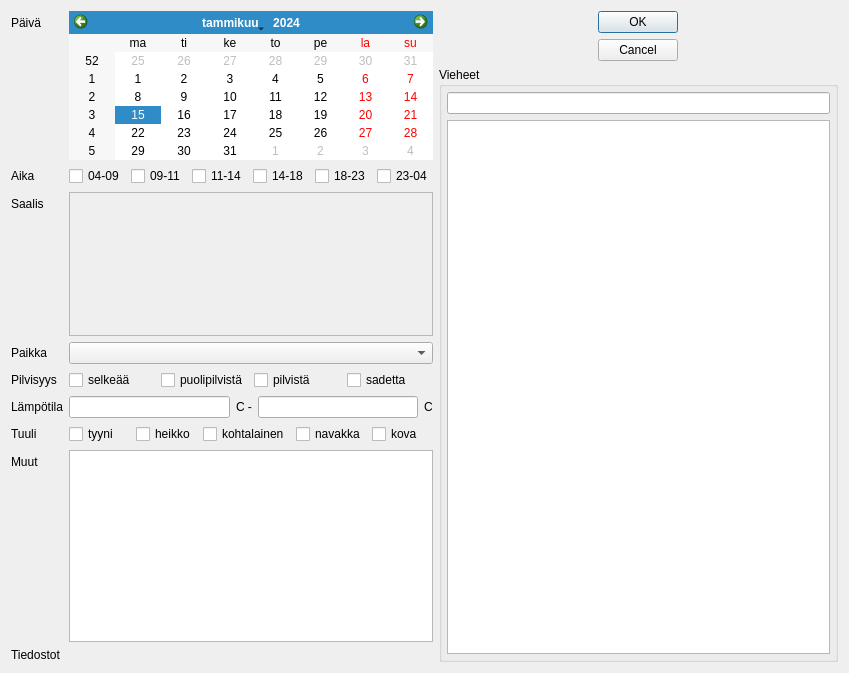
Above: trip.ui from samuliwritescode/uistelupaivakirja-desktop before the change. Below: the same form after it.
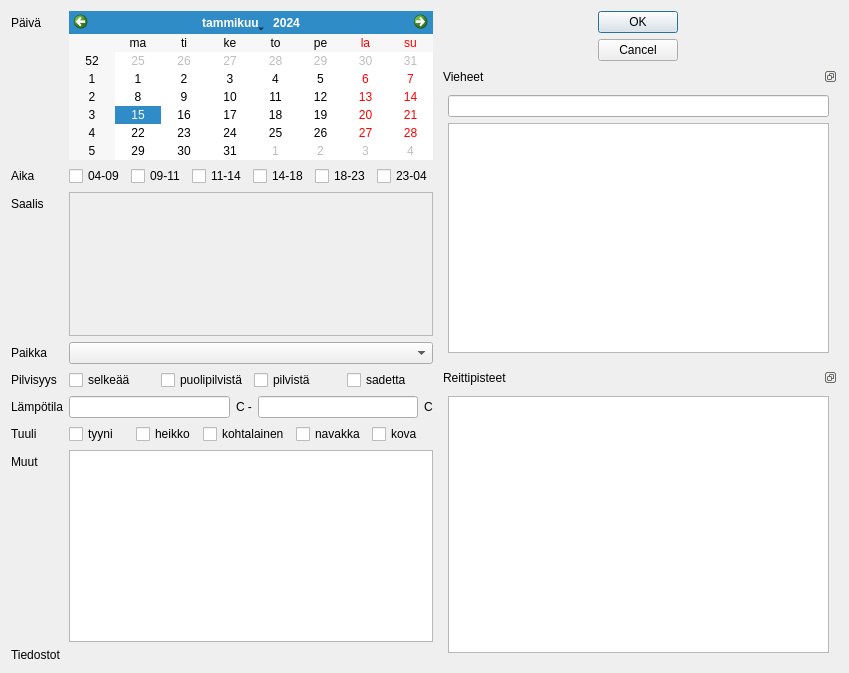
That is the form after the change.

Commit message: -Viehelista muutettu dockwidgetiksi ja reittipistelista mukaan.

```diff
--- a/trip.ui
+++ b/trip.ui
@@ -325,25 +325,15 @@
       </layout>
      </item>
      <item>
-      <widget class="QGroupBox" name="groupBox">
-       <property name="locale">
-        <locale language="Finnish" country="Finland"/>
+      <widget class="QDockWidget" name="dockWidget">
+       <property name="features">
+        <set>QDockWidget::DockWidgetFloatable|QDockWidget::DockWidgetMovable</set>
        </property>
-       <property name="title">
+       <property name="windowTitle">
         <string>Vieheet</string>
        </property>
-       <property name="flat">
-        <bool>false</bool>
-       </property>
-       <property name="checkable">
-        <bool>false</bool>
-       </property>
-       <layout class="QVBoxLayout" name="verticalLayout_4">
-        <property name="margin">
-         <number>5</number>
-        </property>
-        <item>
-         <layout class="QVBoxLayout" name="verticalLayout">
+       <widget class="QWidget" name="dockWidgetContents">
+        <layout class="QVBoxLayout" name="verticalLayout_2">
           <item>
            <widget class="QLineEdit" name="lineEdit_3"/>
           </item>
@@ -355,10 +345,24 @@
            </widget>
           </item>
          </layout>
-        </item>
-       </layout>
-       <zorder></zorder>
-       <zorder></zorder>
+       </widget>
+      </widget>
+     </item>
+     <item>
+      <widget class="QDockWidget" name="dockWidget_2">
+       <property name="features">
+        <set>QDockWidget::DockWidgetFloatable|QDockWidget::DockWidgetMovable</set>
+       </property>
+       <property name="windowTitle">
+        <string>Reittipisteet</string>
+       </property>
+       <widget class="QWidget" name="dockWidgetContents_2">
+        <layout class="QVBoxLayout" name="verticalLayout">
+         <item>
+          <widget class="QListWidget" name="listWidget"/>
+         </item>
+        </layout>
+       </widget>
       </widget>
      </item>
     </layout>
```
Lines whose indentation alone changed are shown as unchanged.
